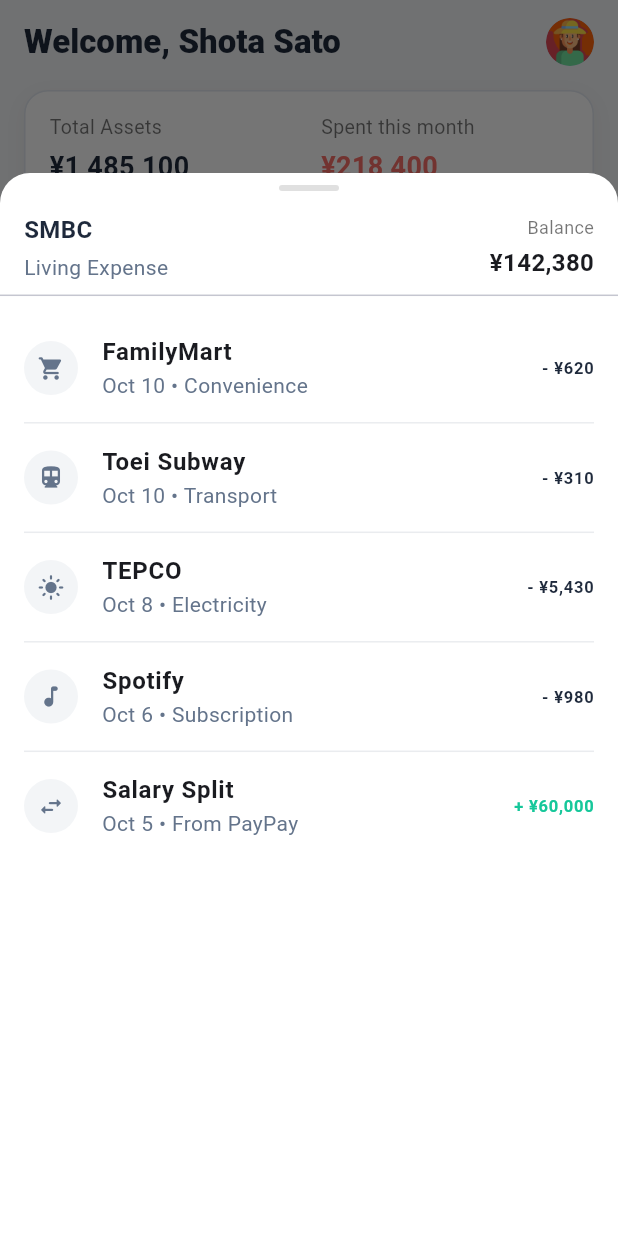
After one commit to hikaripay11/hikari-client, a Flutter app: the screen it shows after launch, after a tap on an icon or button, on a phone screen of 412 x 824 dp. The commit adds this screen. Run offline on Flutter 3.47's test engine with Material 3 defaults, Android fonts, the phone set to English and light mode, and no system bars; Roboto replaces fonts that are missing (SF Pro Display).

Commit message:
🏠 Home: realistic balances, modal account detail, EN-only finalized

```diff
--- /dev/null
+++ b/lib/features/account_detail/account_detail_sheet.dart
@@ -0,0 +1,90 @@
+import 'package:flutter/material.dart';
+import 'package:intl/intl.dart';
+import '../../design_system/colors.dart';
+import '../transactions/transaction_model.dart';
+
+class AccountDetailSheet extends StatelessWidget {
+    final String bankName;
+    final String nickname;
+    final int currentBalanceJPY;
+    final List<TransactionItem> transactions;
+    const AccountDetailSheet({
+        super.key,
+        required this.bankName,
+        required this.nickname,
+        required this.currentBalanceJPY,
+        required this.transactions,
+    });
+
+    String _jpy(num v) => NumberFormat.currency(locale: 'ja_JP', symbol: '¥', decimalDigits: 0).format(v);
+
+    @override
+    Widget build(BuildContext context) {
+        return SafeArea(
+            top: false,
+            child: Container(
+                decoration: const BoxDecoration(
+                color: Colors.white,
+                borderRadius: BorderRadius.vertical(top: Radius.circular(20)),
+                ),
+                child: Column(
+                    mainAxisSize: MainAxisSize.min,
+                    children: [
+                        const SizedBox(height: 8),
+                        Container(width: 40, height: 4, decoration: BoxDecoration(color: Colors.black12, borderRadius: BorderRadius.circular(8))),
+                        Padding(
+                            padding: const EdgeInsets.fromLTRB(16, 14, 16, 8),
+                            child: Row(
+                                children: [
+                                    Expanded(
+                                        child: Column(crossAxisAlignment: CrossAxisAlignment.start, children: [
+                                            Text(bankName, style: const TextStyle(fontSize: 16, fontWeight: FontWeight.w700, color: HikariColors.textPrimary)),
+                                            const SizedBox(height: 4),
+                                            Text(nickname, style: const TextStyle(color: HikariColors.textSecondary)),
+                                        ]),
+                                    ),
+                                    Column(crossAxisAlignment: CrossAxisAlignment.end, children: [
+                                        const Text('Balance', style: TextStyle(fontSize: 12, color: Colors.black54)),
+                                        const SizedBox(height: 4),
+                                        Text(_jpy(currentBalanceJPY), style: const TextStyle(fontSize: 16, fontWeight: FontWeight.w700)),
+                                    ]),
+                                ],
+                            ),
+                        ),
+                        const Divider(height: 1),
+                        Expanded(
+                            child: ListView.separated(
+                                padding: const EdgeInsets.fromLTRB(16, 12, 16, 24),
+                                itemCount: transactions.length,
+                                separatorBuilder: (_, __) => const Divider(height: 1, color: Color(0xFFEAECEF)),
+                                itemBuilder: (_, i) {
+                                    final tx = transactions[i];
+                                    final isDebit = tx.type == TxType.debit;
+                                    final color = isDebit ? HikariColors.textPrimary : HikariColors.success;
+                                    final prefix = isDebit ? '- ' : '+ ';
+                                    return ListTile(
+                                        contentPadding: EdgeInsets.zero,
+                                        leading: CircleAvatar(
+                                            radius: 18,
+                                            backgroundColor: const Color(0xFFF3F5F7),
+                                            child: Icon(tx.icon, size: 18, color: HikariColors.textSecondary),
+                                        ),
+                                        title: Text(tx.title, style: const TextStyle(fontWeight: FontWeight.w600)),
+                                        subtitle: Text(
+                                            "${DateFormat('MMM d').format(tx.date)} • ${tx.subtitle}",
+                                            style: const TextStyle(color: HikariColors.textSecondary),
+                                        ),
+                                        trailing: Text(
+                                            "$prefix${_jpy(tx.amountJPY.abs())}",
+                                            style: TextStyle(fontWeight: FontWeight.w700, color: color),
+                                        ),
+                                    );
+                                },
+                            ),
+                        ),
+                    ],
+                ),
+            ),
+        );
+    }
+}
--- a/lib/features/home/home_view.dart
+++ b/lib/features/home/home_view.dart
@@ -2,6 +2,8 @@
 import 'package:intl/intl.dart';
 import '../../design_system/colors.dart';
 import 'widgets/account_card.dart';
+import '../account_detail/account_detail_sheet.dart';
+import '../transactions/transaction_model.dart';
 
 class HomeView extends StatelessWidget {
   const HomeView({super.key});
@@ -9,9 +11,112 @@
   String _formatJPY(num value) =>
       NumberFormat.currency(locale: 'ja_JP', symbol: '¥', decimalDigits: 0).format(value);
 
+  List<TransactionItem> _mockFor(String key) {
+    final now = DateTime.now();
+    switch (key) {
+      case 'SMBC':
+        return [
+          TransactionItem(
+              id: 't1',
+              title: 'FamilyMart',
+              subtitle: 'Convenience',
+              date: now.subtract(const Duration(days: 1)),
+              amountJPY: -620,
+              type: TxType.debit,
+              icon: Icons.local_grocery_store_rounded),
+          TransactionItem(
+              id: 't2',
+              title: 'Toei Subway',
+              subtitle: 'Transport',
+              date: now.subtract(const Duration(days: 1)),
+              amountJPY: -310,
+              type: TxType.debit,
+              icon: Icons.directions_subway_rounded),
+          TransactionItem(
+              id: 't3',
+              title: 'TEPCO',
+              subtitle: 'Electricity',
+              date: now.subtract(const Duration(days: 3)),
+              amountJPY: -5430,
+              type: TxType.debit,
+              icon: Icons.light_mode_rounded),
+          TransactionItem(
+              id: 't4',
+              title: 'Spotify',
+              subtitle: 'Subscription',
+              date: now.subtract(const Duration(days: 5)),
+              amountJPY: -980,
+              type: TxType.debit,
+              icon: Icons.music_note_rounded),
+          TransactionItem(
+              id: 't5',
+              title: 'Salary Split',
+              subtitle: 'From PayPay',
+              date: now.subtract(const Duration(days: 6)),
+              amountJPY: 60000,
+              type: TxType.credit,
+              icon: Icons.swap_horiz_rounded),
+        ];
+      case 'PayPay Bank':
+        return [
+          TransactionItem(
+              id: 'p1',
+              title: 'Company Payroll',
+              subtitle: 'Salary',
+              date: now.subtract(const Duration(days: 6)),
+              amountJPY: 350000,
+              type: TxType.credit,
+              icon: Icons.payments_rounded),
+          TransactionItem(
+              id: 'p2',
+              title: 'Auto transfer',
+              subtitle: 'To SMBC',
+              date: now.subtract(const Duration(days: 6)),
+              amountJPY: -60000,
+              type: TxType.debit,
+              icon: Icons.swap_horiz_rounded),
+          TransactionItem(
+              id: 'p3',
+              title: 'Auto transfer',
+              subtitle: 'To Savings',
+              date: now.subtract(const Duration(days: 6)),
+              amountJPY: -200000,
+              type: TxType.debit,
+              icon: Icons.savings_rounded),
+        ];
+      default: // Seven Bank
+        return [
+          TransactionItem(
+              id: 's1',
+              title: 'Monthly Deposit',
+              subtitle: 'Savings plan',
+              date: now.subtract(const Duration(days: 6)),
+              amountJPY: 200000,
+              type: TxType.credit,
+              icon: Icons.savings_rounded),
+          TransactionItem(
+              id: 's2',
+              title: 'Bonus',
+              subtitle: 'Summer bonus',
+              date: now.subtract(const Duration(days: 35)),
+              amountJPY: 300000,
+              type: TxType.credit,
+              icon: Icons.card_giftcard_rounded),
+          TransactionItem(
+              id: 's3',
+              title: 'ATM Withdrawal',
+              subtitle: 'Emergency',
+              date: now.subtract(const Duration(days: 10)),
+              amountJPY: -15000,
+              type: TxType.debit,
+              icon: Icons.atm_rounded),
+        ];
+    }
+  }
+
   @override
   Widget build(BuildContext context) {
-    // Connected accounts (mock)
+    // Connected accounts (realistic mock)
     final accounts = [
       AccountCard(
         bankName: 'SMBC',
@@ -19,6 +124,13 @@
         balanceJPY: 142380,
         logoAsset: 'assets/images/banks/smbc.png',
         onSend: () {},
+        onTap: () => _openSheet(
+          context,
+          bankName: 'SMBC',
+          nickname: 'Living Expense',
+          balance: 142380,
+          txs: _mockFor('SMBC'),
+        ),
       ),
       AccountCard(
         bankName: 'PayPay Bank',
@@ -26,6 +138,13 @@
         balanceJPY: 86720,
         logoAsset: 'assets/images/banks/paypay.png',
         onSend: () {},
+        onTap: () => _openSheet(
+          context,
+          bankName: 'PayPay Bank',
+          nickname: 'Salary',
+          balance: 86720,
+          txs: _mockFor('PayPay Bank'),
+        ),
       ),
       AccountCard(
         bankName: 'Seven Bank',
@@ -33,11 +152,18 @@
         balanceJPY: 1256000,
         logoAsset: 'assets/images/banks/seven.png',
         onSend: () {},
+        onTap: () => _openSheet(
+          context,
+          bankName: 'Seven Bank',
+          nickname: 'Savings',
+          balance: 1256000,
+          txs: _mockFor('Seven Bank'),
+        ),
       ),
     ];
 
     final totalBalance = accounts.fold<num>(0, (sum, a) => sum + a.balanceJPY);
-    final monthlySpent = 218400; // mock
+    final monthlySpent = 218400; // realistic monthly spend
 
     return Scaffold(
       backgroundColor: HikariColors.surfaceLight,
@@ -136,6 +262,29 @@
       ),
     );
   }
+
+  void _openSheet(
+    BuildContext context, {
+    required String bankName,
+    required String nickname,
+    required int balance,
+    required List<TransactionItem> txs,
+  }) {
+    showModalBottomSheet(
+      context: context,
+      isScrollControlled: true,
+      backgroundColor: Colors.transparent,
+      builder: (_) => SizedBox(
+        height: MediaQuery.of(context).size.height * 0.86,
+        child: AccountDetailSheet(
+          bankName: bankName,
+          nickname: nickname,
+          currentBalanceJPY: balance,
+          transactions: txs,
+        ),
+      ),
+    );
+  }
 }
 
 class _SummaryItem extends StatelessWidget {
--- a/lib/features/home/widgets/account_card.dart
+++ b/lib/features/home/widgets/account_card.dart
@@ -4,11 +4,12 @@
 import '../../../design_system/colors.dart';
 
 class AccountCard extends StatelessWidget {
-  final String bankName;      // e.g. "SMBC"
-  final String nickname;      // e.g. "Living Expense"
-  final double balanceJPY;    // current balance in JPY
-  final String? logoAsset;    // e.g. assets/images/banks/smbc.png
+  final String bankName;       // e.g. "SMBC"
+  final String nickname;       // e.g. "Living Expense"
+  final double balanceJPY;     // current balance in JPY
+  final String? logoAsset;     // e.g. assets/images/banks/smbc.png
   final VoidCallback? onSend;
+  final VoidCallback? onTap;   // open detail sheet
 
   const AccountCard({
     super.key,
@@ -17,11 +18,17 @@
     required this.balanceJPY,
     this.logoAsset,
     this.onSend,
+    this.onTap,
   });
 
   @override
   Widget build(BuildContext context) {
-    return Container(
+    return Material(
+      color: Colors.transparent,
+      child: InkWell(
+        borderRadius: BorderRadius.circular(16),
+        onTap: onTap,
+        child: Container(
           margin: const EdgeInsets.only(bottom: 10),
           decoration: BoxDecoration(
             color: Colors.white,
@@ -102,11 +109,14 @@
               ],
             ),
           ),
+        ),
+      ),
     );
   }
 
   String _formatJPY(double value) {
     final f = NumberFormat.currency(locale: 'ja_JP', symbol: '¥', decimalDigits: 0);
     return f.format(value);
+    // 필요시: NumberFormat.compactCurrency(locale: 'ja_JP', symbol: '¥') 도 가능
   }
 }
--- /dev/null
+++ b/lib/features/transactions/transaction_model.dart
@@ -0,0 +1,23 @@
+import 'package:flutter/material.dart';
+
+enum TxType { debit, credit } // debit = 지출(-), credit = 입금(+)
+
+class TransactionItem {
+    final String id;
+    final String title;      // Merchant or note
+    final String subtitle;   // Category or memo
+    final DateTime date;
+    final int amountJPY;     // sign 포함 (지출은 음수)
+    final TxType type;
+    final IconData icon;
+
+    const TransactionItem({
+        required this.id,
+        required this.title,
+        required this.subtitle,
+        required this.date,
+        required this.amountJPY,
+        required this.type,
+        this.icon = Icons.receipt_long_rounded,
+    });
+}
```
Lines whose indentation alone changed are shown as unchanged.
